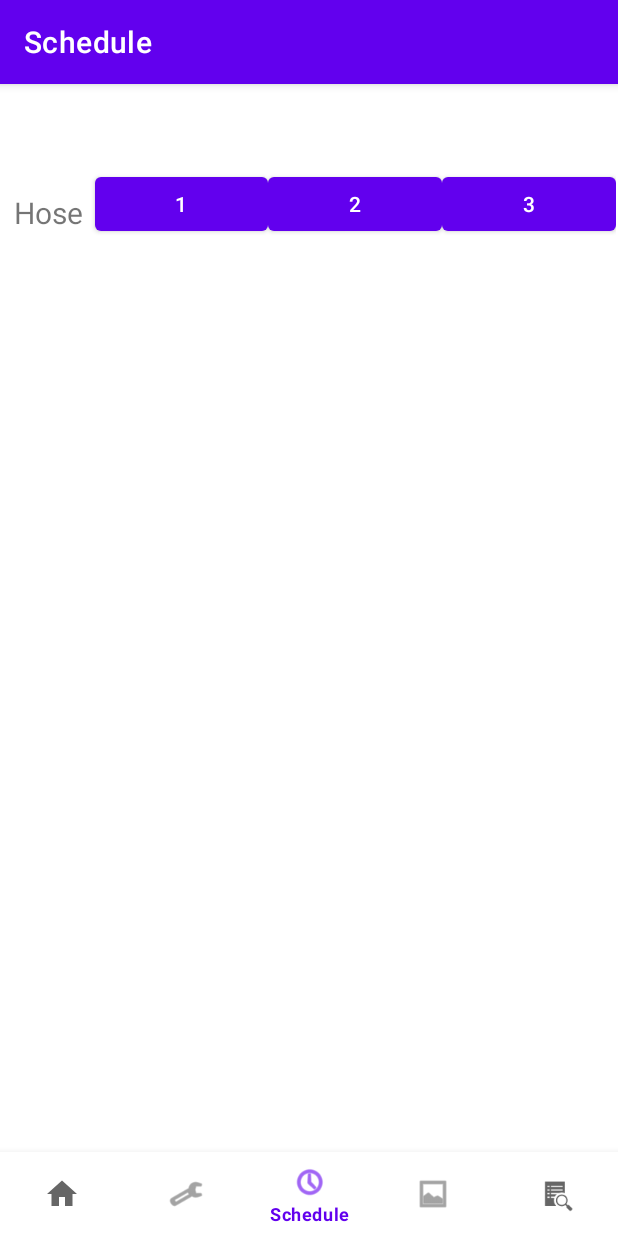
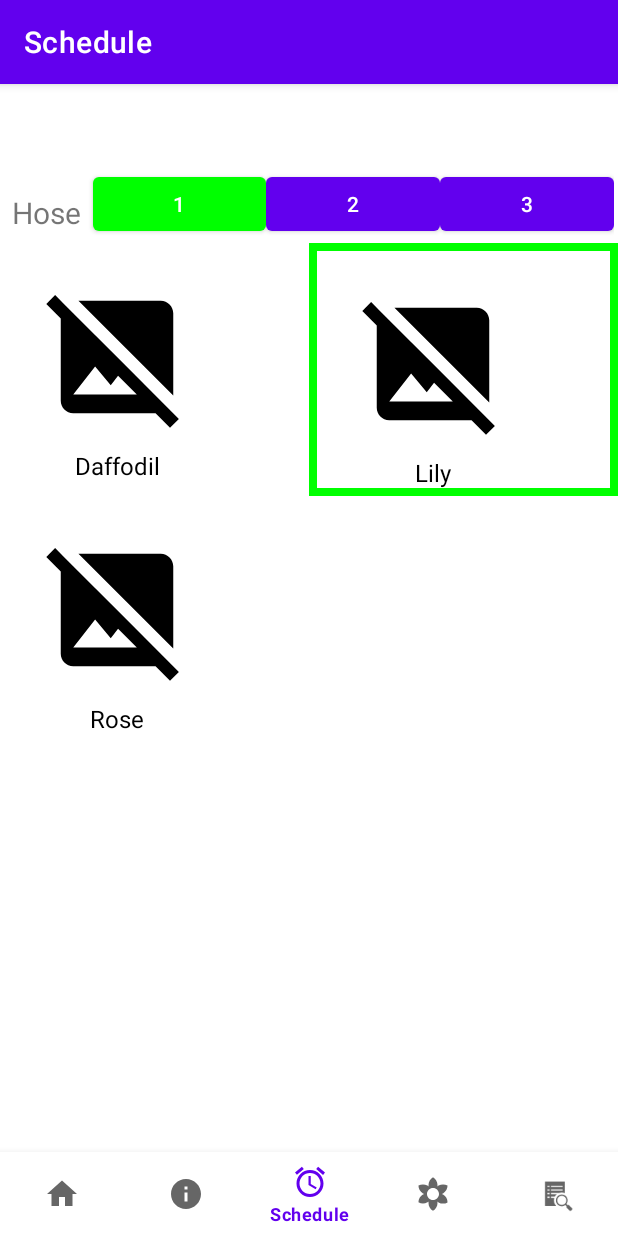
Before and after one commit to heriique/WaterPlants4, an Android app: the screen it shows after launch (MainActivity), item 3 of the bottom bar chosen, on a phone screen of 412 x 824 dp. Run offline under Robolectric (Android 15) with nearby library versions, the phone set to English and light mode, and no system bars; our stand-ins replace navigation-ui; pictures from the network do not load.

Commit message:
Schedule UI done

```diff
--- a/app/src/main/java/com/example/waterplants/model/Model.kt
+++ b/app/src/main/java/com/example/waterplants/model/Model.kt
@@ -27,6 +27,9 @@ class Model private constructor(owner: AppCompatActivity) {
     private var appPlantList = mutableListOf<Plant>()
     var appPlants = MutableLiveData<List<Plant>>()
 
+    private var appChosenPlantList = mutableListOf<Plant>()
+    var appChosenPlants = MutableLiveData<List<Plant>>()
+
     var systemWaterLevel = MutableLiveData<Int?>()
 
     var bluetooth: MyBluetooth
@@ -50,6 +53,7 @@ class Model private constructor(owner: AppCompatActivity) {
     }
     init {
         messageThread.start()
+        @Suppress("ControlFlowWithEmptyBody")
         while (!messageThread.ready) {}
         bluetooth = MyBluetooth(owner, messageThread.handler)
 
@@ -60,6 +64,15 @@ class Model private constructor(owner: AppCompatActivity) {
         appPlantList.add(1, defaultPlant2)
         appPlantList.add(2, defaultPlant3)
         appPlants.value = appPlantList
+
+        for (i in 0..2)
+            appChosenPlantList.add(appPlantList[(i+1)%3])
+        appChosenPlants.value = appChosenPlantList
+    }
+
+    fun select(hose: Int, plant: Int) {
+        appChosenPlantList[hose] = appPlantList[plant]
+        appChosenPlants.value = appChosenPlantList
     }
 
     fun askForSystemStatus() {
@@ -95,7 +108,6 @@ class Model private constructor(owner: AppCompatActivity) {
                     systemPlantList[i].intervalDays = ints[i * 5 + 1]
                     systemPlantList[i].amount = ints[i * 5 + 2]
                     systemPlantList[i].hourOfDay = ints[i * 5 + 3]
-                    @Suppress("ControlFlowWithEmptyBody")
                     systemPlantList[i].watered = ints[i * 5 + 4] != 0
                 }
                 systemPlants.postValue(systemPlantList)
--- a/app/src/main/java/com/example/waterplants/model/MyBluetooth.kt
+++ b/app/src/main/java/com/example/waterplants/model/MyBluetooth.kt
@@ -86,9 +86,11 @@ class MyBluetooth(private val appCompatActivity: AppCompatActivity, private val
             ) != PackageManager.PERMISSION_GRANTED
         ) {
             // We don't have permissions.
-            Toast.makeText(appCompatActivity.applicationContext, "BLUETOOTH_CONNECT permission is not granted! Please allow, and try again.",Toast.LENGTH_LONG).show()
+            Toast.makeText(appCompatActivity.applicationContext,
+                "BLUETOOTH_CONNECT permission is not granted! Please allow, and try again.",
+                Toast.LENGTH_LONG).show()
             requestBTPermissions()
-            _isConnected.value = false
+            _isConnected.postValue(false)
             return false
         }
         //Toast.makeText(appCompatActivity.applicationContext, "Connecting to ... ${device.name}\n mac: ${device.uuids[0]}\n address: ${device.address}", Toast.LENGTH_SHORT).show()
@@ -100,8 +102,9 @@ class MyBluetooth(private val appCompatActivity: AppCompatActivity, private val
             /* Here is the part the connection is made, by asking the device to create a RfcommSocket (Unsecure socket I guess), It map a port for us or something like that */
             btSocket.connect()
             Log.d(_tag, "Connection made.")
-            Toast.makeText(appCompatActivity.applicationContext, "Connection made.", Toast.LENGTH_SHORT).show()
-            _isConnected.value = true
+            Toast.makeText(appCompatActivity.applicationContext,
+                "Connection made.", Toast.LENGTH_SHORT).show()
+            _isConnected.postValue(true)
             ConnectedThread().start()
             return true
         } catch (e: IOException) {
@@ -109,14 +112,16 @@ class MyBluetooth(private val appCompatActivity: AppCompatActivity, private val
                 btSocket.close()
             } catch (e2: IOException) {
                 Log.d(_tag, "Unable to end the connection.\n" + e2.message)
-                Toast.makeText(appCompatActivity.applicationContext, "Unable to end the connection.", Toast.LENGTH_SHORT).show()
+                Toast.makeText(appCompatActivity.applicationContext,
+                    "Unable to end the connection.", Toast.LENGTH_SHORT).show()
                 _isConnected.value = false
                 return false
             }
 
             Log.d(_tag, "Socket creation failed.\n" + e.message)
-            Toast.makeText(appCompatActivity.applicationContext, "Socket creation failed.", Toast.LENGTH_SHORT).show()
-            _isConnected.value = false
+            Toast.makeText(appCompatActivity.applicationContext,
+                "Socket creation failed.", Toast.LENGTH_SHORT).show()
+            _isConnected.postValue(false)
             return false
         }
 
@@ -177,7 +182,6 @@ class MyBluetooth(private val appCompatActivity: AppCompatActivity, private val
             Log.d(_tag, "Error while receiving stuff", e)
         } finally {
             Log.i(_tag, "INFO: Read string: $s")
-
         }
         return s
     }
@@ -205,7 +209,8 @@ class MyBluetooth(private val appCompatActivity: AppCompatActivity, private val
 
                 // Send the obtained bytes to the message handler.
                 val readMsg = handler.obtainMessage()
-                val bundle = Bundle().apply { putString(MessageType.READ, buffer.decodeToString(0, numBytes)) }
+                val bundle = Bundle().apply { putString(MessageType.READ,
+                    buffer.decodeToString(0, numBytes)) }
                 readMsg.data = bundle
                 readMsg.sendToTarget()
             }
--- a/app/src/main/java/com/example/waterplants/model/Plant.kt
+++ b/app/src/main/java/com/example/waterplants/model/Plant.kt
@@ -1,9 +1,11 @@
 package com.example.waterplants.model
 
 import android.media.Image
+import android.net.Uri
+import com.example.waterplants.R
 
 data class Plant(var pin: Int?, var intervalDays: Int?, var amount: Int?, var hourOfDay: Int?,
-                 var watered: Boolean?, var name: String?, var image: Image?) {
+                 var watered: Boolean?, var name: String?, var imageUri: Uri?) {
     override fun toString(): String {
         return if (name == null)
             ""
--- a/app/src/main/java/com/example/waterplants/ui/schedule/ScheduleFragment.kt
+++ b/app/src/main/java/com/example/waterplants/ui/schedule/ScheduleFragment.kt
@@ -1,5 +1,7 @@
 package com.example.waterplants.ui.schedule
 
+import android.content.res.Resources
+import android.content.res.Resources.Theme
 import android.graphics.Color
 import android.os.Bundle
 import android.view.LayoutInflater
@@ -7,9 +9,12 @@ import android.view.View
 import android.view.ViewGroup
 import android.widget.Button
 import android.widget.TextView
+import android.widget.Toast
 import androidx.fragment.app.Fragment
 import androidx.lifecycle.ViewModelProvider
+import com.example.waterplants.R
 import com.example.waterplants.databinding.FragmentScheduleBinding
+import com.example.waterplants.model.Model
 
 class ScheduleFragment : Fragment() {
 
@@ -30,6 +35,21 @@ class ScheduleFragment : Fragment() {
         _binding = FragmentScheduleBinding.inflate(inflater, container, false)
         val root: View = binding.root
 
+
+
+        val gridView = binding.gridView
+        val tileAdapter = TileAdapter(this.requireContext(), Model.getInstance(null)!!.appPlants,
+            Model.getInstance(null)!!.appChosenPlants, scheduleViewModel.selectedHose)
+        gridView.adapter = tileAdapter
+        gridView.setOnItemClickListener{adapterView, parent, position, l->
+            run {
+                Toast.makeText(this.requireContext(), "Click on $position", Toast.LENGTH_SHORT)
+                    .show()
+                scheduleViewModel.select(position)
+                tileAdapter.notifyDataSetChanged()
+            }
+        }
+
         val buttonHose = arrayListOf<Button>()
         buttonHose.add(binding.buttonHose1)
         buttonHose.add(binding.buttonHose2)
@@ -42,11 +62,15 @@ class ScheduleFragment : Fragment() {
                         if (i == j)
                             buttonHose[j].setBackgroundColor(Color.GREEN)
                         else
-                            buttonHose[j].setBackgroundColor(Color.BLUE)
+                            buttonHose[j].setBackgroundColor(0xFF6200EE.toInt()) //purple_500
                     }
+                    tileAdapter.notifyDataSetChanged()
                 }
+
             }
         }
+        buttonHose[0].setBackgroundColor(Color.GREEN)
+
         return root
     }
 
--- a/app/src/main/java/com/example/waterplants/ui/schedule/ScheduleViewModel.kt
+++ b/app/src/main/java/com/example/waterplants/ui/schedule/ScheduleViewModel.kt
@@ -3,13 +3,14 @@ package com.example.waterplants.ui.schedule
 import androidx.lifecycle.LiveData
 import androidx.lifecycle.MutableLiveData
 import androidx.lifecycle.ViewModel
+import com.example.waterplants.model.Model
+import java.util.Collections
 
 class ScheduleViewModel : ViewModel() {
+    //var selectedHoseInt = 1
+    val selectedHose = MutableLiveData<Int>().apply { value = 0 }
 
-    private val _text = MutableLiveData<String>().apply {
-        value = "This is schedule Fragment"
+    fun select(position: Int) {
+        Model.getInstance(null)?.select(selectedHose.value!!, position)
     }
-    val text: LiveData<String> = _text
-
-    val selectedHose = MutableLiveData<Int>().apply { value = -1 }
 }
--- /dev/null
+++ b/app/src/main/java/com/example/waterplants/ui/schedule/TileAdapter.kt
@@ -0,0 +1,68 @@
+package com.example.waterplants.ui.schedule
+
+import android.app.Activity
+import android.content.Context
+import android.util.Log
+import android.view.View
+import android.view.ViewGroup
+import android.widget.BaseAdapter
+import android.widget.ImageView
+import android.widget.TextView
+import androidx.lifecycle.LiveData
+import androidx.lifecycle.MutableLiveData
+import com.example.waterplants.R
+import com.example.waterplants.model.Plant
+
+/**
+ * Adapter class to show a grid of tiles with a plant image and text below it
+ * Reference:
+ * https://medium.com/@hasperong/custom-gridview-image-and-text-using-kotlin-e7feb0b0189c
+ */
+class TileAdapter(context: Context, plants: LiveData<List<Plant>>, chosenPlants: LiveData<List<Plant>>, selectedHose: LiveData<Int>) : BaseAdapter() {
+    var context = context
+    var plants = plants
+    var chosenPlants = chosenPlants
+    var selectedHose = selectedHose
+    override fun getCount(): Int {
+        return plants.value!!.size
+    }
+
+    override fun getItem(position: Int): Any {
+        return (plants.value!![position])
+    }
+
+    override fun getItemId(p0: Int): Long {
+        return 0
+    }
+
+    override fun getView(position: Int, convertView: View?, parent: ViewGroup?): View {
+        var myView = convertView
+        var holder: ViewHolder
+        if (myView == null) {
+            val inflater = (context as Activity).layoutInflater
+            myView = inflater.inflate(R.layout.grid_item, parent, false)
+            holder = ViewHolder()
+            holder.imageView = myView!!.findViewById(R.id.image_grid) as ImageView
+            holder.textView = myView.findViewById(R.id.text_grid) as TextView
+            myView.tag = holder
+        }
+        else {
+            holder = myView.tag as ViewHolder
+        }
+        holder.imageView!!.setImageResource(R.drawable.baseline_image_not_supported_24)
+        val uri = plants.value?.get(position)?.imageUri
+        if (uri != null)
+            holder.imageView!!.setImageURI(uri)
+        if (chosenPlants.value!![selectedHose.value!!] == plants.value?.get(position))
+            myView.setBackgroundResource(R.drawable.border)
+        else
+            myView.setBackgroundResource(0)
+        holder.textView!!.text = plants.value?.get(position)?.name ?: "No name"
+        return myView
+    }
+    class ViewHolder {
+        var imageView: ImageView? = null
+        var textView: TextView? = null
+    }
+
+}
--- a/app/src/main/java/com/example/waterplants/ui/system/SystemFragment.kt
+++ b/app/src/main/java/com/example/waterplants/ui/system/SystemFragment.kt
@@ -170,12 +170,15 @@ class SystemFragment : Fragment() {
 
         // Image
         val imageView: ImageView = binding.imageGrid
+
         systemViewModel.isConnected.observe(viewLifecycleOwner) {
-            if (it == false)
+            buttonUpdate.isEnabled = it
+            if (it == false) {
                 imageView.setImageResource(R.drawable.baseline_bluetooth_disabled_24)
-
-            else
+            }
+            else {
                 imageView.setImageResource(R.drawable.baseline_bluetooth_connected_24)
+            }
         }
 
         return root
--- /dev/null
+++ b/app/src/main/res/drawable/baseline_alarm_24.xml
@@ -0,0 +1,5 @@
+<vector android:height="24dp" android:tint="#000000"
+    android:viewportHeight="24" android:viewportWidth="24"
+    android:width="24dp" xmlns:android="http://schemas.android.com/apk/res/android">
+    <path android:fillColor="@android:color/white" android:pathData="M22,5.72l-4.6,-3.86 -1.29,1.53 4.6,3.86L22,5.72zM7.88,3.39L6.6,1.86 2,5.71l1.29,1.53 4.59,-3.85zM12.5,8L11,8v6l4.75,2.85 0.75,-1.23 -4,-2.37L12.5,8zM12,4c-4.97,0 -9,4.03 -9,9s4.02,9 9,9c4.97,0 9,-4.03 9,-9s-4.03,-9 -9,-9zM12,20c-3.87,0 -7,-3.13 -7,-7s3.13,-7 7,-7 7,3.13 7,7 -3.13,7 -7,7z"/>
+</vector>
--- /dev/null
+++ b/app/src/main/res/drawable/baseline_filter_vintage_24.xml
@@ -0,0 +1,5 @@
+<vector android:height="24dp" android:tint="#000000"
+    android:viewportHeight="24" android:viewportWidth="24"
+    android:width="24dp" xmlns:android="http://schemas.android.com/apk/res/android">
+    <path android:fillColor="@android:color/white" android:pathData="M18.7,12.4c-0.28,-0.16 -0.57,-0.29 -0.86,-0.4 0.29,-0.11 0.58,-0.24 0.86,-0.4 1.92,-1.11 2.99,-3.12 3,-5.19 -1.79,-1.03 -4.07,-1.11 -6,0 -0.28,0.16 -0.54,0.35 -0.78,0.54 0.05,-0.31 0.08,-0.63 0.08,-0.95 0,-2.22 -1.21,-4.15 -3,-5.19C10.21,1.85 9,3.78 9,6c0,0.32 0.03,0.64 0.08,0.95 -0.24,-0.2 -0.5,-0.39 -0.78,-0.55 -1.92,-1.11 -4.2,-1.03 -6,0 0,2.07 1.07,4.08 3,5.19 0.28,0.16 0.57,0.29 0.86,0.4 -0.29,0.11 -0.58,0.24 -0.86,0.4 -1.92,1.11 -2.99,3.12 -3,5.19 1.79,1.03 4.07,1.11 6,0 0.28,-0.16 0.54,-0.35 0.78,-0.54 -0.05,0.32 -0.08,0.64 -0.08,0.96 0,2.22 1.21,4.15 3,5.19 1.79,-1.04 3,-2.97 3,-5.19 0,-0.32 -0.03,-0.64 -0.08,-0.95 0.24,0.2 0.5,0.38 0.78,0.54 1.92,1.11 4.2,1.03 6,0 -0.01,-2.07 -1.08,-4.08 -3,-5.19zM12,16c-2.21,0 -4,-1.79 -4,-4s1.79,-4 4,-4 4,1.79 4,4 -1.79,4 -4,4z"/>
+</vector>
--- /dev/null
+++ b/app/src/main/res/drawable/baseline_image_not_supported_24.xml
@@ -0,0 +1,5 @@
+<vector android:height="24dp" android:tint="#000000"
+    android:viewportHeight="24" android:viewportWidth="24"
+    android:width="24dp" xmlns:android="http://schemas.android.com/apk/res/android">
+    <path android:fillColor="@android:color/white" android:pathData="M21.9,21.9l-8.49,-8.49l0,0L3.59,3.59l0,0L2.1,2.1L0.69,3.51L3,5.83V19c0,1.1 0.9,2 2,2h13.17l2.31,2.31L21.9,21.9zM5,18l3.5,-4.5l2.5,3.01L12.17,15l3,3H5zM21,18.17L5.83,3H19c1.1,0 2,0.9 2,2V18.17z"/>
+</vector>
--- /dev/null
+++ b/app/src/main/res/drawable/baseline_info_24.xml
@@ -0,0 +1,5 @@
+<vector android:height="24dp" android:tint="#000000"
+    android:viewportHeight="24" android:viewportWidth="24"
+    android:width="24dp" xmlns:android="http://schemas.android.com/apk/res/android">
+    <path android:fillColor="@android:color/white" android:pathData="M12,2C6.48,2 2,6.48 2,12s4.48,10 10,10 10,-4.48 10,-10S17.52,2 12,2zM13,17h-2v-6h2v6zM13,9h-2L11,7h2v2z"/>
+</vector>
--- /dev/null
+++ b/app/src/main/res/drawable/border.xml
@@ -0,0 +1,7 @@
+<?xml version="1.0" encoding="UTF-8"?>
+<shape xmlns:android="http://schemas.android.com/apk/res/android">
+    <solid android:color="#FFFFFF" />
+    <stroke android:width="5dp" android:color="#00FF00" />
+    <padding android:left="5dp" android:top="5dp" android:right="5dp"
+        android:bottom="5dp" />
+</shape>
--- a/app/src/main/res/layout/fragment_schedule.xml
+++ b/app/src/main/res/layout/fragment_schedule.xml
@@ -7,13 +7,15 @@
     tools:context=".ui.schedule.ScheduleFragment">
 
     <LinearLayout
+        android:layout_width="match_parent"
+        android:layout_height="match_parent"
+        android:orientation="vertical">
+
+        <LinearLayout
             android:id="@+id/linearLayout"
             android:layout_width="409dp"
             android:layout_height="50dp"
-        android:orientation="horizontal"
-        app:layout_constraintEnd_toEndOf="parent"
-        app:layout_constraintStart_toStartOf="parent"
-        app:layout_constraintTop_toTopOf="parent">
+            android:orientation="horizontal">
 
             <TextView
                 android:id="@+id/text_schedule_hose"
@@ -51,10 +53,8 @@
         <GridView
             android:id="@+id/gridView"
             android:layout_width="match_parent"
-        android:layout_height="wrap_content"
-        android:numColumns="2"
-        app:layout_constraintBottom_toBottomOf="parent"
-        app:layout_constraintEnd_toEndOf="parent"
-        app:layout_constraintStart_toStartOf="parent"
-        app:layout_constraintTop_toBottomOf="@+id/linearLayout" />
+            android:layout_height="match_parent"
+            android:numColumns="2" />
+    </LinearLayout>
+
 </androidx.constraintlayout.widget.ConstraintLayout>
--- a/app/src/main/res/menu/bottom_nav_menu.xml
+++ b/app/src/main/res/menu/bottom_nav_menu.xml
@@ -8,17 +8,17 @@
 
     <item
         android:id="@+id/navigation_system"
-        android:icon="@android:drawable/ic_menu_preferences"
+        android:icon="@drawable/baseline_info_24"
         android:title="@string/title_system" />
 
     <item
         android:id="@+id/navigation_schedule"
-        android:icon="@android:drawable/ic_menu_recent_history"
+        android:icon="@drawable/baseline_alarm_24"
         android:title="@string/title_schedule" />
 
     <item
         android:id="@+id/navigation_plants"
-        android:icon="@android:drawable/ic_menu_gallery"
+        android:icon="@drawable/baseline_filter_vintage_24"
         android:title="@string/title_plants" />
 
     <item
--- a/app/src/main/res/values/strings.xml
+++ b/app/src/main/res/values/strings.xml
@@ -10,7 +10,7 @@
     <string name="system_next_watering">Next watering</string>
     <string name="system_amount">Amount</string>
     <string name="system_interval">Interval</string>
-    <string name="system_update">Ask for update</string>
+    <string name="system_update">Update</string>
     <string name="system_empty">...</string>
     <string name="system_receive">Receive updates</string>
     <string name="system_water_level">Water level:</string>
```
Lines whose indentation alone changed are shown as unchanged.
